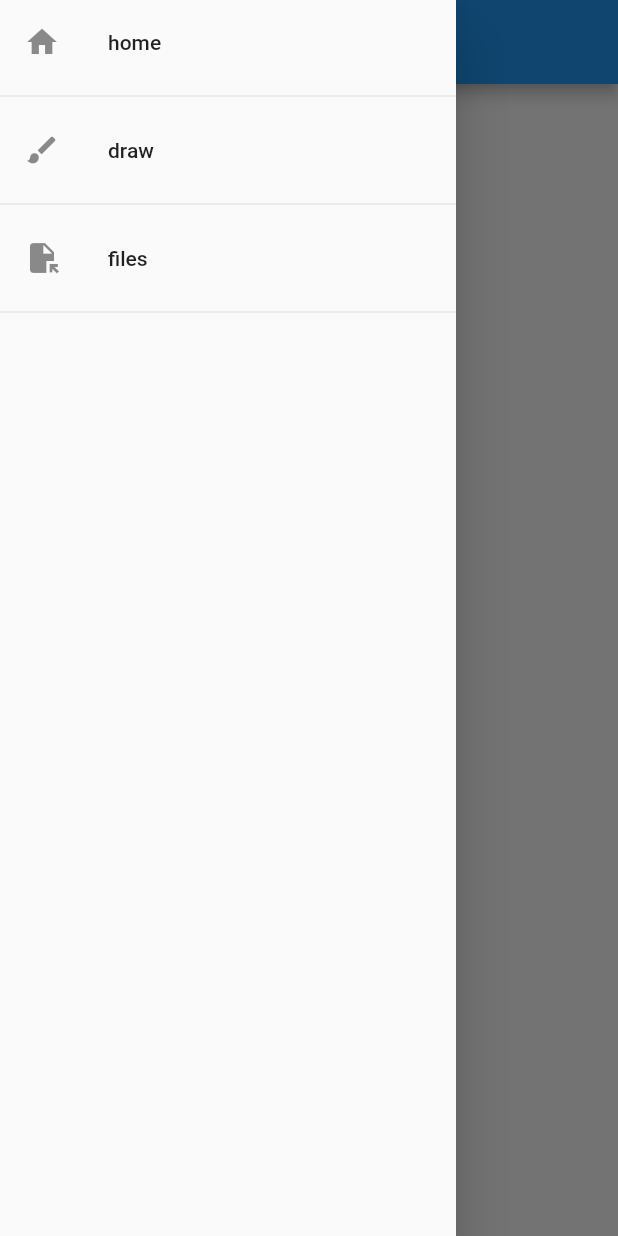
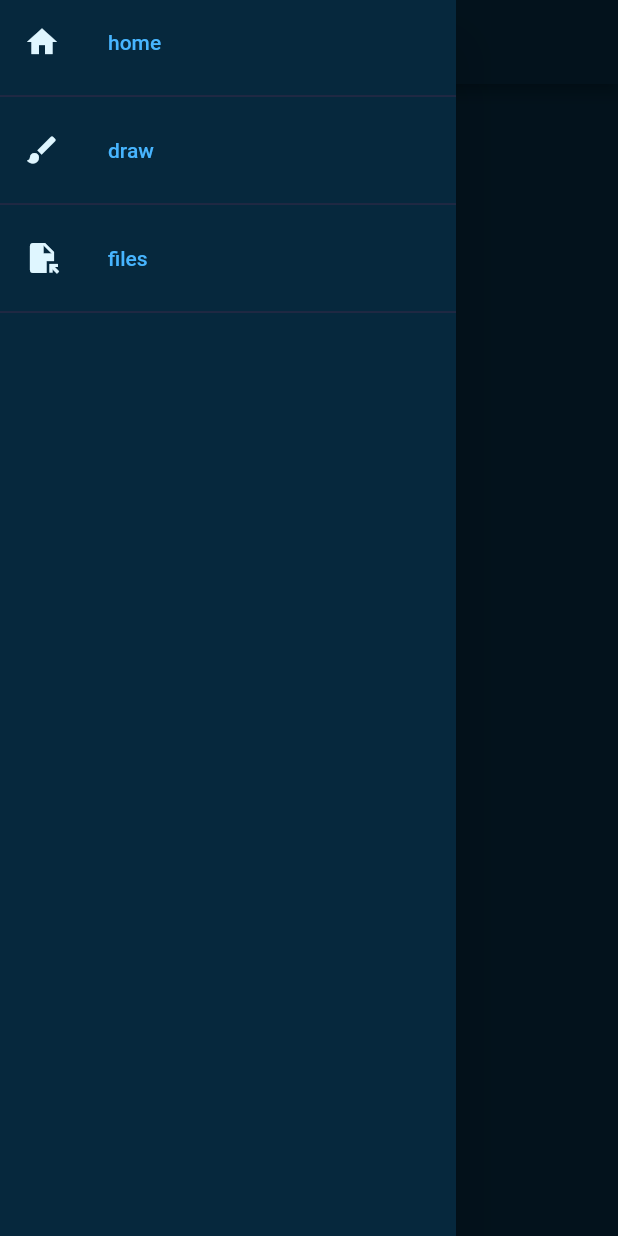
Before and after one commit to uramakilab/dicom-ux-visualizer, a Flutter app: the screen it shows after launch, with the side drawer open, on a phone screen of 412 x 824 dp. Run offline on Flutter 3.47's test engine with Material 2 defaults, Android fonts, the phone set to English and light mode, and no system bars; missing offline and left inert: scribble.

Commit message:
feat: color palette

```diff
--- /dev/null
+++ b/lib/presentation/palette/colors.dart
@@ -0,0 +1,8 @@
+import 'package:flutter/material.dart';
+
+class ColorPalette {
+  static const Color primary = Color(0xFF06283D);
+  static const Color secondary = Color(0xFF372948);
+  static const Color special = Color(0xFFDFF6FF);
+  static const Color text = Color(0xFF47B5FF);
+}
--- a/lib/presentation/screens/main_menu.dart
+++ b/lib/presentation/screens/main_menu.dart
@@ -1,3 +1,4 @@
+import 'package:dicom_viewer/presentation/palette/colors.dart';
 import 'package:flutter/material.dart';
 
 import '../widgets/navigation_drawer_widget.dart';
@@ -13,12 +14,14 @@ class _MainMenuState extends State<MainMenu> {
   @override
   Widget build(BuildContext context) {
     return Scaffold(
+      backgroundColor: ColorPalette.primary,
       drawer: NavigationDrawerWidget(),
       appBar: AppBar(
-        title: Text('Main Page'),
+        backgroundColor: ColorPalette.primary,
+        title: Text('Main Page',style: TextStyle(color: ColorPalette.text),),
       ),
       body: Center(
-        child: Text('dicom viewer'),
+        child: Text('dicom viewer',style: TextStyle(color: ColorPalette.text)),
       ),
     );
   }
--- a/lib/presentation/widgets/drawer_option.dart
+++ b/lib/presentation/widgets/drawer_option.dart
@@ -1,3 +1,4 @@
+import 'package:dicom_viewer/presentation/palette/colors.dart';
 import 'package:dicom_viewer/presentation/routes/smart_router.dart';
 import 'package:flutter/material.dart';
 
@@ -24,6 +25,10 @@ class _DrawerOptionState extends State<DrawerOption> {
     return Column(
       children: [
         ListTile(
+          tileColor: ColorPalette.primary,
+          iconColor: ColorPalette.special,
+          textColor: ColorPalette.text,
+
           title: Text(widget.title),
           leading: Icon(widget.icon),
           onTap: () {
@@ -34,7 +39,9 @@ class _DrawerOptionState extends State<DrawerOption> {
             }
           },
         ),
-        Divider()
+        Divider(
+          color: ColorPalette.secondary,
+        )
       ],
     );
   }
--- a/lib/presentation/widgets/navigation_drawer_widget.dart
+++ b/lib/presentation/widgets/navigation_drawer_widget.dart
@@ -1,3 +1,4 @@
+import 'package:dicom_viewer/presentation/palette/colors.dart';
 import 'package:flutter/material.dart';
 
 import 'drawer_option.dart';
@@ -14,6 +15,7 @@ class _NavigationDrawerWidgetState extends State<NavigationDrawerWidget> {
   Widget build(BuildContext context) {
     return Drawer(
       child: Material(
+        color: ColorPalette.primary,
         child: ListView(
           children: [
             DrawerOption(
```
Also changed, not shown: lib/presentation/screens/choose_file.dart (+21 -9 lines), lib/presentation/screens/draw_page.dart (+16 -6 lines).
